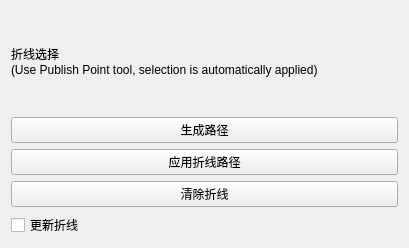
xp220340/toolpath, file src/Toolpath-Offline-Planning/opp_gui/ui/polyline_path_selection_widget.ui: the form before one commit.
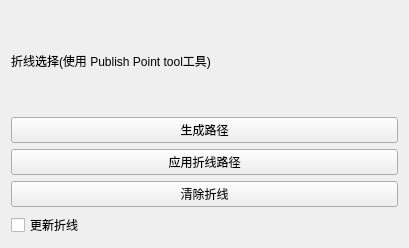
The form after the commit.

```diff
--- a/src/Toolpath-Offline-Planning/opp_gui/ui/polyline_path_selection_widget.ui
+++ b/src/Toolpath-Offline-Planning/opp_gui/ui/polyline_path_selection_widget.ui
@@ -17,8 +17,7 @@
    <item>
     <widget class="QLabel" name="label_polyline_selection">
      <property name="text">
-      <string>折线选择
-(Use Publish Point tool, selection is automatically applied)</string>
+      <string>&lt;html&gt;&lt;head/&gt;&lt;body&gt;&lt;p&gt;折线选择(使用 Publish Point tool工具)&lt;/p&gt;&lt;/body&gt;&lt;/html&gt;</string>
      </property>
     </widget>
    </item>
```
